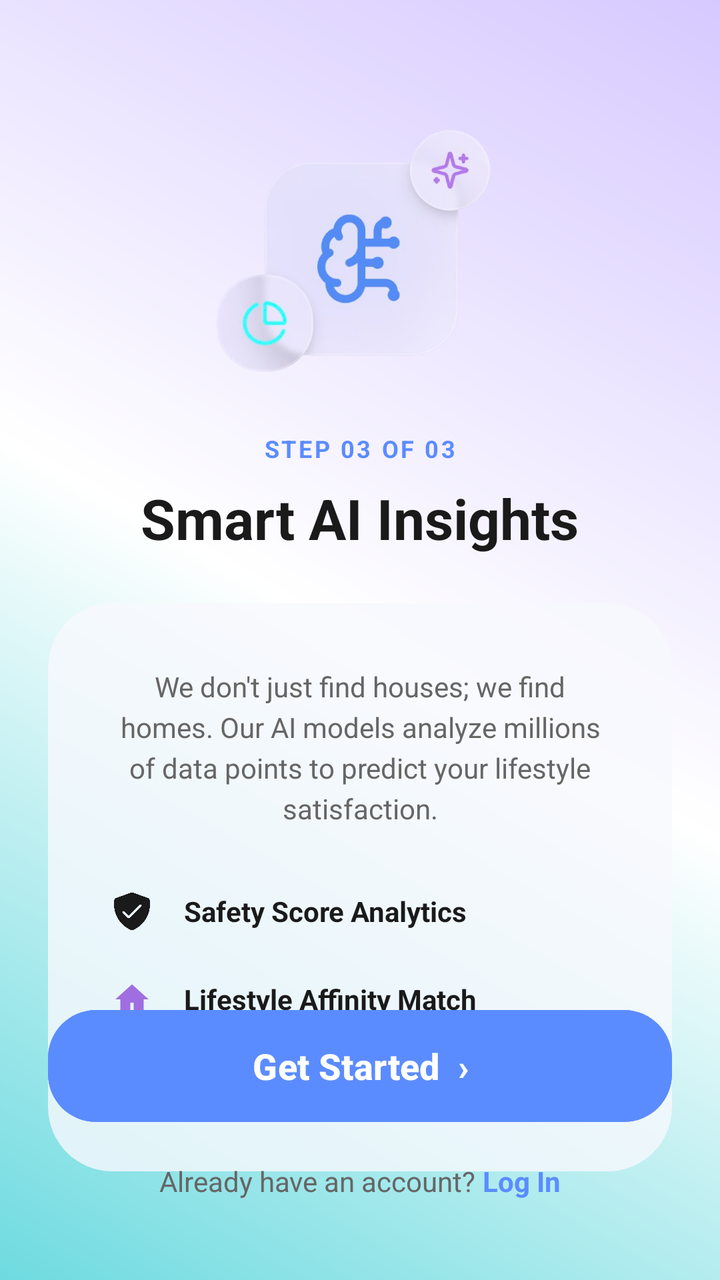
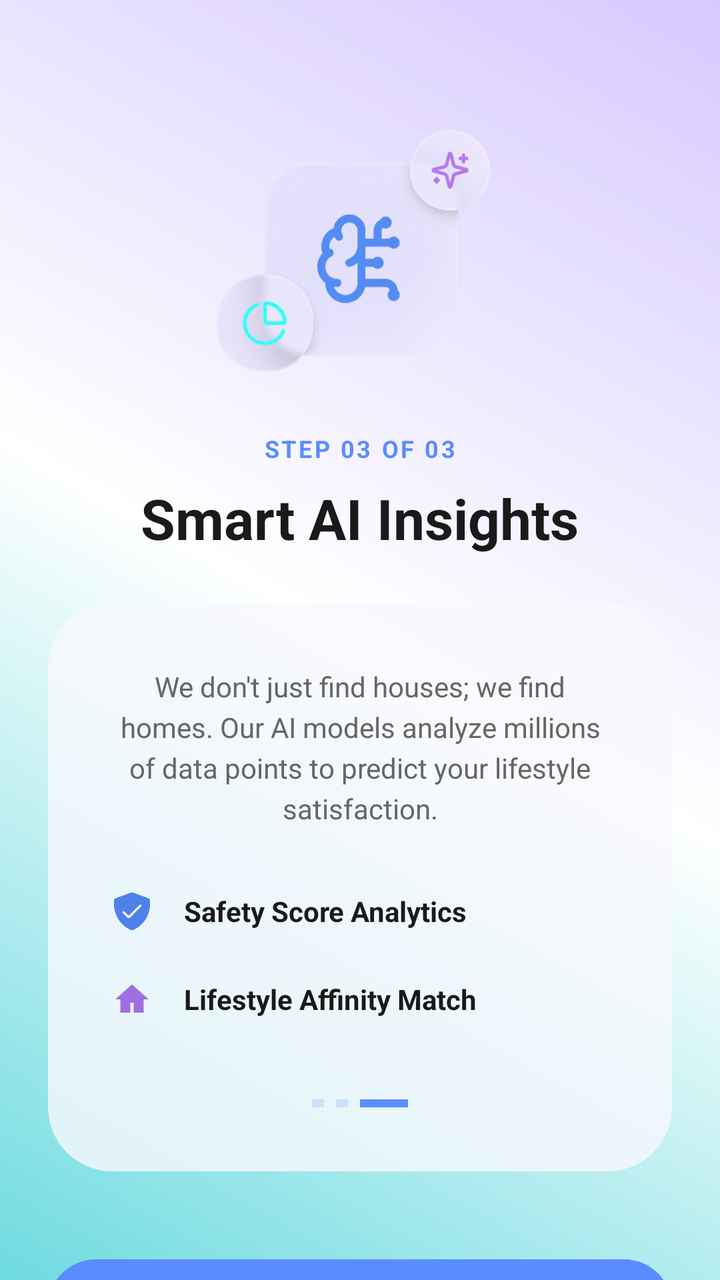

Two renders of the same Android screen: before a commit and after it. Below are the layout's source before the change and the commit's diff.
<!-- AndroidManifest.xml: application theme Theme.NeighborFitAI -->
<!-- res/layout/fragment_onboarding_3.xml -->
<?xml version="1.0" encoding="utf-8"?>
<androidx.constraintlayout.widget.ConstraintLayout
    xmlns:android="http://schemas.android.com/apk/res/android"
    xmlns:app="http://schemas.android.com/apk/res-auto"
    xmlns:tools="http://schemas.android.com/tools"
    android:layout_width="match_parent"
    android:layout_height="match_parent"
    android:background="@drawable/onboarding_light_gradient">

    
    <androidx.constraintlayout.widget.ConstraintLayout
        android:id="@+id/clIcon"
        android:layout_width="wrap_content"
        android:layout_height="wrap_content"
        android:layout_marginTop="64dp"
        app:layout_constraintTop_toTopOf="parent"
        app:layout_constraintStart_toStartOf="parent"
        app:layout_constraintEnd_toEndOf="parent">

        <ImageView
            android:layout_width="match_parent"
            android:layout_height="128dp"
            android:padding="0dp"
            android:scaleType="fitCenter"
            android:src="@drawable/onboarding3" />

    </androidx.constraintlayout.widget.ConstraintLayout>

    
    <TextView
        android:id="@+id/tvStepLabel"
        android:layout_width="wrap_content"
        android:layout_height="wrap_content"
        android:layout_marginTop="24dp"
        android:text="STEP 03 OF 03"
        android:textColor="#5B8CFF"
        android:textSize="12sp"
        android:textStyle="bold"
        android:letterSpacing="0.1"
        app:layout_constraintTop_toBottomOf="@id/clIcon"
        app:layout_constraintStart_toStartOf="parent"
        app:layout_constraintEnd_toEndOf="parent"/>

    
    <TextView
        android:id="@+id/tvTitle"
        android:layout_width="wrap_content"
        android:layout_height="wrap_content"
        android:layout_marginTop="8dp"
        android:text="Smart AI Insights"
        android:textColor="#1A1A1A"
        android:textSize="28sp"
        android:textStyle="bold"
        app:layout_constraintTop_toBottomOf="@id/tvStepLabel"
        app:layout_constraintStart_toStartOf="parent"
        app:layout_constraintEnd_toEndOf="parent"/>

    
    <androidx.cardview.widget.CardView
        android:layout_width="0dp"
        android:layout_height="wrap_content"
        android:layout_margin="24dp"
        app:cardCornerRadius="32dp"
        app:cardElevation="0dp"
        app:cardBackgroundColor="#CCF8F9FE"
        app:layout_constraintTop_toBottomOf="@id/tvTitle"
        app:layout_constraintStart_toStartOf="parent"
        app:layout_constraintEnd_toEndOf="parent">

        <LinearLayout
            android:layout_width="match_parent"
            android:layout_height="wrap_content"
            android:orientation="vertical"
            android:padding="32dp"
            android:gravity="center">

            <TextView
                android:layout_width="match_parent"
                android:layout_height="wrap_content"
                android:text="We don't just find houses; we find homes. Our AI models analyze millions of data points to predict your lifestyle satisfaction."
                android:textColor="#666666"
                android:textSize="14sp"
                android:gravity="center"
                android:lineSpacingExtra="4dp"/>

            
            <LinearLayout
                android:layout_width="match_parent"
                android:layout_height="wrap_content"
                android:layout_marginTop="32dp"
                android:gravity="center_vertical"
                android:orientation="horizontal">
                <ImageView
                    android:layout_width="20dp"
                    android:layout_height="20dp"
                    android:src="@drawable/shield"
                    app:tint="#1A1A1A"/>
                <TextView
                    android:layout_width="wrap_content"
                    android:layout_height="wrap_content"
                    android:layout_marginStart="16dp"
                    android:text="Safety Score Analytics"
                    android:textColor="#1A1A1A"
                    android:textSize="14sp"
                    android:textStyle="bold"/>
            </LinearLayout>

            
            <LinearLayout
                android:layout_width="match_parent"
                android:layout_height="wrap_content"
                android:layout_marginTop="24dp"
                android:gravity="center_vertical"
                android:orientation="horizontal">
                <ImageView
                    android:layout_width="20dp"
                    android:layout_height="20dp"
                    android:src="@drawable/ic_house"
                    app:tint="#A06EE1"/>
                <TextView
                    android:layout_width="wrap_content"
                    android:layout_height="wrap_content"
                    android:layout_marginStart="16dp"
                    android:text="Lifestyle Affinity Match"
                    android:textColor="#1A1A1A"
                    android:textSize="14sp"
                    android:textStyle="bold"/>
            </LinearLayout>

            
            <LinearLayout
                android:layout_width="wrap_content"
                android:layout_height="wrap_content"
                android:layout_marginTop="40dp"
                android:orientation="horizontal"
                android:gravity="center">
                <View android:layout_width="6dp" android:layout_height="4dp" android:background="#5B8CFF" android:alpha="0.2" android:layout_marginEnd="6dp"/>
                <View android:layout_width="6dp" android:layout_height="4dp" android:background="#5B8CFF" android:alpha="0.2" android:layout_marginEnd="6dp"/>
                <View android:layout_width="24dp" android:layout_height="4dp" android:background="#5B8CFF"/>
            </LinearLayout>

        </LinearLayout>
    </androidx.cardview.widget.CardView>

    
    <LinearLayout
        android:layout_width="match_parent"
        android:layout_height="wrap_content"
        android:orientation="vertical"
        android:gravity="center"
        android:layout_marginBottom="40dp"
        android:paddingHorizontal="24dp"
        app:layout_constraintBottom_toBottomOf="parent">

        <Button
            android:id="@+id/btnFinish"
            android:layout_width="match_parent"
            android:layout_height="64dp"
            android:backgroundTint="#5B8CFF"
            android:text="Get Started  ›"
            android:textAllCaps="false"
            android:textColor="@android:color/white"
            android:textSize="18sp"
            android:textStyle="bold"
            app:cornerRadius="24dp"/>

        <LinearLayout
            android:id="@+id/llLogin"
            android:layout_width="wrap_content"
            android:layout_height="wrap_content"
            android:layout_marginTop="16dp"
            android:orientation="horizontal">
            <TextView
                android:layout_width="wrap_content"
                android:layout_height="wrap_content"
                android:text="Already have an account? "
                android:textColor="#666666"
                android:textSize="14sp"/>
            <TextView
                android:id="@+id/tvLogin"
                android:layout_width="wrap_content"
                android:layout_height="wrap_content"
                android:text="Log In"
                android:textColor="#5B8CFF"
                android:textStyle="bold"
                android:textSize="14sp"/>
        </LinearLayout>

    </LinearLayout>

</androidx.constraintlayout.widget.ConstraintLayout>
<!-- resources referenced by this layout -->
<resources>
  <!-- drawable ic_house (drawable) -->
  <vector xmlns:android="http://schemas.android.com/apk/res/android"
      android:width="24dp"
      android:height="24dp"
      android:viewportWidth="24"
      android:viewportHeight="24">
    <path
        android:fillColor="#FFFFFF"
        android:pathData="M12,3L2,12h3v8h6v-6h2v6h6v-8h3L12,3z"/>
  </vector>
  <!-- drawable onboarding3: png bitmap (drawable, 115877 bytes) -->
  <!-- drawable onboarding_light_gradient (drawable) -->
  <?xml version="1.0" encoding="utf-8"?>
  <shape xmlns:android="http://schemas.android.com/apk/res/android">
  
      <gradient
          android:type="linear"
          android:angle="45"
          android:startColor="#6EDBE0"
          android:centerColor="#FFFFFF"
          android:endColor="#D6C9FF" />
  
  </shape>
  <!-- drawable shield: png bitmap (drawable, 24014 bytes) -->
  <style name="Theme.NeighborFitAI" parent="Base.Theme.NeighborFitAI" />
  <style name="Base.Theme.NeighborFitAI" parent="Theme.Material3.DayNight.NoActionBar">
          
          
      </style>
</resources>

<!-- the commit's change to res/layout/fragment_onboarding_3.xml (unified diff, before → after) -->
@@ -8,184 +8,192 @@
     android:background="@drawable/onboarding_light_gradient">
 
     
-    <androidx.constraintlayout.widget.ConstraintLayout
-        android:id="@+id/clIcon"
-        android:layout_width="wrap_content"
-        android:layout_height="wrap_content"
-        android:layout_marginTop="64dp"
+    <androidx.core.widget.NestedScrollView
+        android:layout_width="0dp"
+        android:layout_height="0dp"
+        android:fillViewport="true"
         app:layout_constraintTop_toTopOf="parent"
-        app:layout_constraintStart_toStartOf="parent"
-        app:layout_constraintEnd_toEndOf="parent">
-
-        <ImageView
-            android:layout_width="match_parent"
-            android:layout_height="128dp"
-            android:padding="0dp"
-            android:scaleType="fitCenter"
-            android:src="@drawable/onboarding3" />
-
-    </androidx.constraintlayout.widget.ConstraintLayout>
-
-    
-    <TextView
-        android:id="@+id/tvStepLabel"
-        android:layout_width="wrap_content"
-        android:layout_height="wrap_content"
-        android:layout_marginTop="24dp"
-        android:text="STEP 03 OF 03"
-        android:textColor="#5B8CFF"
-        android:textSize="12sp"
-        android:textStyle="bold"
-        android:letterSpacing="0.1"
-        app:layout_constraintTop_toBottomOf="@id/clIcon"
-        app:layout_constraintStart_toStartOf="parent"
-        app:layout_constraintEnd_toEndOf="parent"/>
-
-    
-    <TextView
-        android:id="@+id/tvTitle"
-        android:layout_width="wrap_content"
-        android:layout_height="wrap_content"
-        android:layout_marginTop="8dp"
-        android:text="Smart AI Insights"
-        android:textColor="#1A1A1A"
-        android:textSize="28sp"
-        android:textStyle="bold"
-        app:layout_constraintTop_toBottomOf="@id/tvStepLabel"
-        app:layout_constraintStart_toStartOf="parent"
-        app:layout_constraintEnd_toEndOf="parent"/>
-
-    
-    <androidx.cardview.widget.CardView
-        android:layout_width="0dp"
-        android:layout_height="wrap_content"
-        android:layout_margin="24dp"
-        app:cardCornerRadius="32dp"
-        app:cardElevation="0dp"
-        app:cardBackgroundColor="#CCF8F9FE"
-        app:layout_constraintTop_toBottomOf="@id/tvTitle"
+        app:layout_constraintBottom_toBottomOf="parent"
         app:layout_constraintStart_toStartOf="parent"
         app:layout_constraintEnd_toEndOf="parent">
 
         <LinearLayout
             android:layout_width="match_parent"
             android:layout_height="wrap_content"
-            android:orientation="vertical"
-            android:padding="32dp"
-            android:gravity="center">
+            android:orientation="vertical">
 
-            <TextView
+            
+            <FrameLayout
+                android:id="@+id/clIcon"
                 android:layout_width="match_parent"
                 android:layout_height="wrap_content"
-                android:text="We don't just find houses; we find homes. Our AI models analyze millions of data points to predict your lifestyle satisfaction."
-                android:textColor="#666666"
-                android:textSize="14sp"
-                android:gravity="center"
-                android:lineSpacingExtra="4dp"/>
+                android:layout_marginTop="64dp">
+
+                <ImageView
+                    android:layout_width="match_parent"
+                    android:layout_height="128dp"
+                    android:padding="0dp"
+                    android:scaleType="fitCenter"
+                    android:src="@drawable/onboarding3" />
+
+            </FrameLayout>
+
+            
+            <TextView
+                android:id="@+id/tvStepLabel"
+                android:layout_width="wrap_content"
+                android:layout_height="wrap_content"
+                android:layout_gravity="center_horizontal"
+                android:layout_marginTop="24dp"
+                android:text="STEP 03 OF 03"
+                android:textColor="#5B8CFF"
+                android:textSize="12sp"
+                android:textStyle="bold"
+                android:letterSpacing="0.1" />
+
+            
+            <TextView
+                android:id="@+id/tvTitle"
+                android:layout_width="wrap_content"
+                android:layout_height="wrap_content"
+                android:layout_gravity="center_horizontal"
+                android:layout_marginTop="8dp"
+                android:text="Smart AI Insights"
+                android:textColor="#1A1A1A"
+                android:textSize="28sp"
+                android:textStyle="bold" />
+
+            
+            <androidx.cardview.widget.CardView
+                android:layout_width="match_parent"
+                android:layout_height="wrap_content"
+                android:layout_margin="24dp"
+                app:cardCornerRadius="32dp"
+                app:cardElevation="0dp"
+                app:cardBackgroundColor="#CCF8F9FE">
+
+                <LinearLayout
+                    android:layout_width="match_parent"
+                    android:layout_height="wrap_content"
+                    android:orientation="vertical"
+                    android:padding="32dp"
+                    android:gravity="center">
+
+                    <TextView
+                        android:layout_width="match_parent"
+                        android:layout_height="wrap_content"
+                        android:text="We don't just find houses; we find homes. Our AI models analyze millions of data points to predict your lifestyle satisfaction."
+                        android:textColor="#666666"
+                        android:textSize="14sp"
+                        android:gravity="center"
+                        android:lineSpacingExtra="4dp"/>
+
+                    
+                    <LinearLayout
+                        android:layout_width="match_parent"
+                        android:layout_height="wrap_content"
+                        android:layout_marginTop="32dp"
+                        android:gravity="center_vertical"
+                        android:orientation="horizontal">
+                        <ImageView
+                            android:layout_width="20dp"
+                            android:layout_height="20dp"
+                            android:src="@drawable/shield"
+                            app:tint="#4E82EA"/>
+                        <TextView
+                            android:layout_width="wrap_content"
+                            android:layout_height="wrap_content"
+                            android:layout_marginStart="16dp"
+                            android:text="Safety Score Analytics"
+                            android:textColor="#1A1A1A"
+                            android:textSize="14sp"
+                            android:textStyle="bold"/>
+                    </LinearLayout>
+
+                    
+                    <LinearLayout
+                        android:layout_width="match_parent"
+                        android:layout_height="wrap_content"
+                        android:layout_marginTop="24dp"
+                        android:gravity="center_vertical"
+                        android:orientation="horizontal">
+                        <ImageView
+                            android:layout_width="20dp"
+                            android:layout_height="20dp"
+                            android:src="@drawable/ic_house"
+                            app:tint="#A06EE1"/>
+                        <TextView
+                            android:layout_width="wrap_content"
+                            android:layout_height="wrap_content"
+                            android:layout_marginStart="16dp"
+                            android:text="Lifestyle Affinity Match"
+                            android:textColor="#1A1A1A"
+                            android:textSize="14sp"
+                            android:textStyle="bold"/>
+                    </LinearLayout>
+
+                    
+                    <LinearLayout
+                        android:layout_width="wrap_content"
+                        android:layout_height="wrap_content"
+                        android:layout_marginTop="40dp"
+                        android:orientation="horizontal"
+                        android:gravity="center">
+                        <View android:layout_width="6dp" android:layout_height="4dp" android:background="#5B8CFF" android:alpha="0.2" android:layout_marginEnd="6dp"/>
+                        <View android:layout_width="6dp" android:layout_height="4dp" android:background="#5B8CFF" android:alpha="0.2" android:layout_marginEnd="6dp"/>
+                        <View android:layout_width="24dp" android:layout_height="4dp" android:background="#5B8CFF"/>
+                    </LinearLayout>
+
+                </LinearLayout>
+            </androidx.cardview.widget.CardView>
 
             
             <LinearLayout
                 android:layout_width="match_parent"
                 android:layout_height="wrap_content"
-                android:layout_marginTop="32dp"
-                android:gravity="center_vertical"
-                android:orientation="horizontal">
-                <ImageView
-                    android:layout_width="20dp"
-                    android:layout_height="20dp"
-                    android:src="@drawable/shield"
-                    app:tint="#1A1A1A"/>
-                <TextView
+                android:orientation="vertical"
+                android:gravity="center"
+                android:layout_marginTop="16dp"
+                android:layout_marginBottom="40dp"
+                android:paddingHorizontal="24dp">
+
+                <Button
+                    android:id="@+id/btnFinish"
+                    android:layout_width="match_parent"
+                    android:layout_height="64dp"
+                    android:backgroundTint="#5B8CFF"
+                    android:text="Get Started"
+                    android:textAllCaps="false"
+                    android:textColor="@android:color/white"
+                    android:textSize="18sp"
+                    android:textStyle="bold"
+                    app:cornerRadius="24dp"/>
+
+                <LinearLayout
+                    android:id="@+id/llLogin"
                     android:layout_width="wrap_content"
                     android:layout_height="wrap_content"
-                    android:layout_marginStart="16dp"
-                    android:text="Safety Score Analytics"
-                    android:textColor="#1A1A1A"
-                    android:textSize="14sp"
-                    android:textStyle="bold"/>
-            </LinearLayout>
+                    android:layout_marginTop="16dp"
+                    android:orientation="horizontal">
+                    <TextView
+                        android:layout_width="wrap_content"
+                        android:layout_height="wrap_content"
+                        android:text="Already have an account? "
+                        android:textColor="#666666"
+                        android:textSize="14sp"/>
+                    <TextView
+                        android:id="@+id/tvLogin"
+                        android:layout_width="wrap_content"
+                        android:layout_height="wrap_content"
+                        android:text="Log In"
+                        android:textColor="#5B8CFF"
+                        android:textStyle="bold"
+                        android:textSize="14sp"/>
+                </LinearLayout>
 
-            
-            <LinearLayout
-                android:layout_width="match_parent"
-                android:layout_height="wrap_content"
-                android:layout_marginTop="24dp"
-                android:gravity="center_vertical"
-                android:orientation="horizontal">
-                <ImageView
-                    android:layout_width="20dp"
-                    android:layout_height="20dp"
-                    android:src="@drawable/ic_house"
-                    app:tint="#A06EE1"/>
-                <TextView
-                    android:layout_width="wrap_content"
-                    android:layout_height="wrap_content"
-                    android:layout_marginStart="16dp"
-                    android:text="Lifestyle Affinity Match"
-                    android:textColor="#1A1A1A"
-                    android:textSize="14sp"
-                    android:textStyle="bold"/>
-            </LinearLayout>
-
-            
-            <LinearLayout
-                android:layout_width="wrap_content"
-                android:layout_height="wrap_content"
-                android:layout_marginTop="40dp"
-                android:orientation="horizontal"
-                android:gravity="center">
-                <View android:layout_width="6dp" android:layout_height="4dp" android:background="#5B8CFF" android:alpha="0.2" android:layout_marginEnd="6dp"/>
-                <View android:layout_width="6dp" android:layout_height="4dp" android:background="#5B8CFF" android:alpha="0.2" android:layout_marginEnd="6dp"/>
-                <View android:layout_width="24dp" android:layout_height="4dp" android:background="#5B8CFF"/>
             </LinearLayout>
 
         </LinearLayout>
-    </androidx.cardview.widget.CardView>
-
-    
-    <LinearLayout
-        android:layout_width="match_parent"
-        android:layout_height="wrap_content"
-        android:orientation="vertical"
-        android:gravity="center"
-        android:layout_marginBottom="40dp"
-        android:paddingHorizontal="24dp"
-        app:layout_constraintBottom_toBottomOf="parent">
-
-        <Button
-            android:id="@+id/btnFinish"
-            android:layout_width="match_parent"
-            android:layout_height="64dp"
-            android:backgroundTint="#5B8CFF"
-            android:text="Get Started  ›"
-            android:textAllCaps="false"
-            android:textColor="@android:color/white"
-            android:textSize="18sp"
-            android:textStyle="bold"
-            app:cornerRadius="24dp"/>
-
-        <LinearLayout
-            android:id="@+id/llLogin"
-            android:layout_width="wrap_content"
-            android:layout_height="wrap_content"
-            android:layout_marginTop="16dp"
-            android:orientation="horizontal">
-            <TextView
-                android:layout_width="wrap_content"
-                android:layout_height="wrap_content"
-                android:text="Already have an account? "
-                android:textColor="#666666"
-                android:textSize="14sp"/>
-            <TextView
-                android:id="@+id/tvLogin"
-                android:layout_width="wrap_content"
-                android:layout_height="wrap_content"
-                android:text="Log In"
-                android:textColor="#5B8CFF"
-                android:textStyle="bold"
-                android:textSize="14sp"/>
-        </LinearLayout>
-
-    </LinearLayout>
+    </androidx.core.widget.NestedScrollView>
 
 </androidx.constraintlayout.widget.ConstraintLayout>
